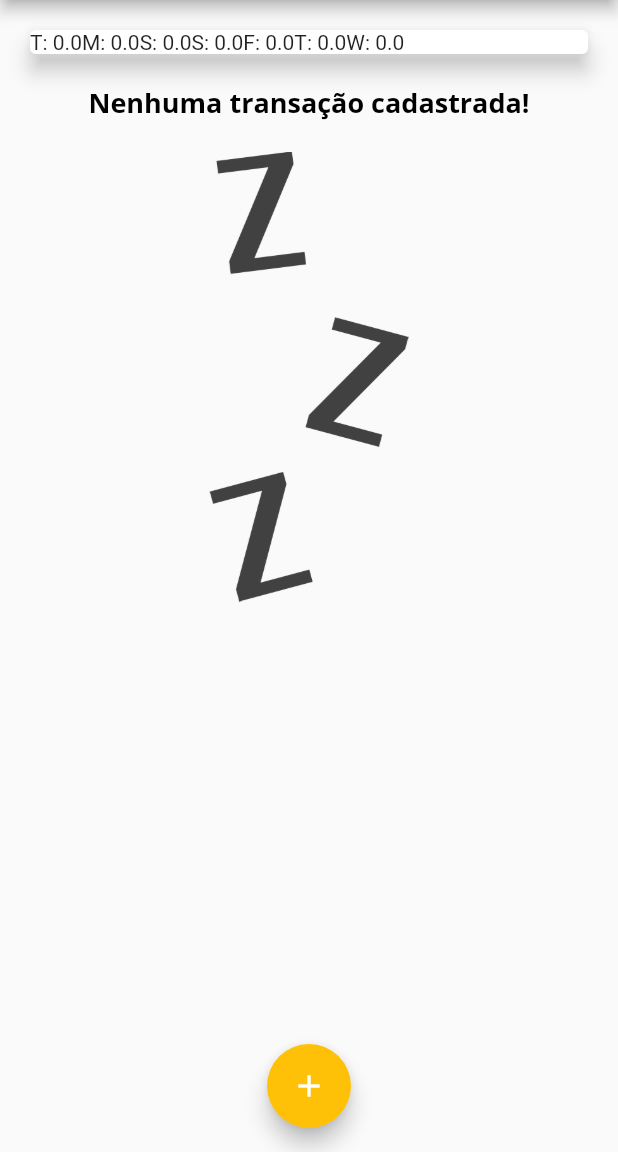
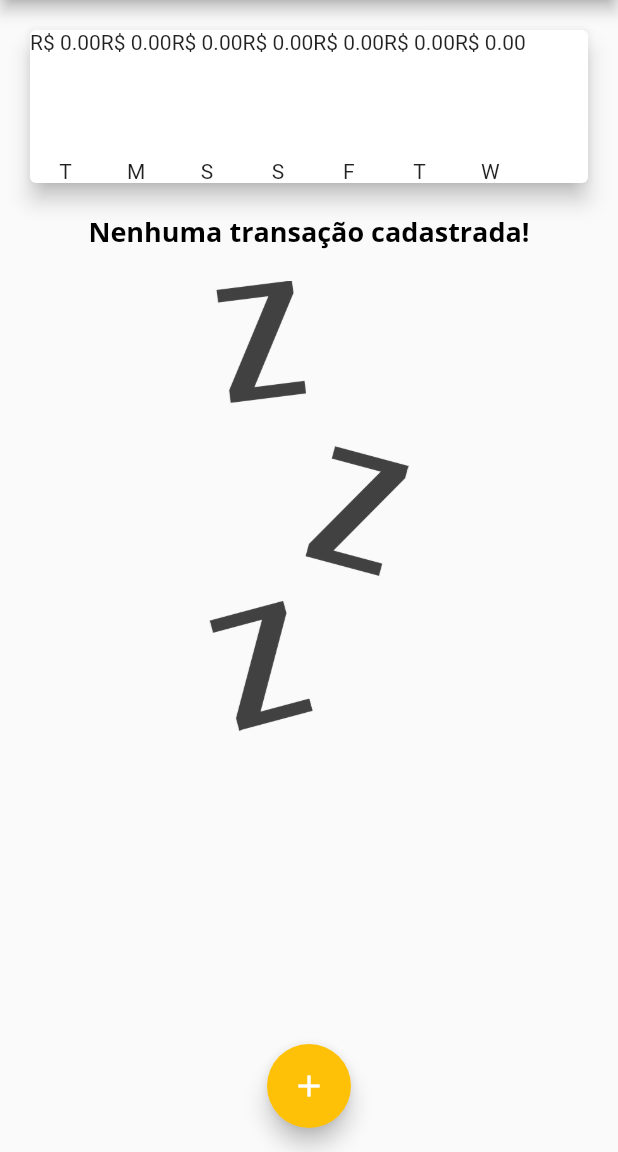
Before and after one commit to arthurrossibr/flutter-despesas, a Flutter app: the screen it shows after launch, on a phone screen of 412 x 824 dp, the part 84-1236 px from its top. Run offline on Flutter 3.47's test engine with Material 2 defaults, Android fonts, the phone set to English and light mode, and no system bars.

Commit message:
Continue chart development

```diff
--- a/lib/components/chart.dart
+++ b/lib/components/chart.dart
@@ -1,6 +1,7 @@
 import 'package:flutter/material.dart';
 import 'package:intl/intl.dart';
 import '../models/transaction.dart';
+import 'chart_bar.dart';
 
 class Chart extends StatelessWidget {
   const Chart(this.recentTransactions, {Key? key}) : super(key: key);
@@ -37,7 +38,7 @@ class Chart extends StatelessWidget {
       child: Row(
         children: groupedTransactionValues.map(
           (tr) {
-            return Text('${tr['day']}: ${tr['value']}');
+            return ChartBar(tr['day'] as String, tr['value'] as double, 0);
           },
         ).toList(),
       ),
--- a/lib/components/chart_bar.dart
+++ b/lib/components/chart_bar.dart
@@ -1,12 +1,27 @@
 import 'package:flutter/material.dart';
 
 class ChartBar extends StatelessWidget {
-  const ChartBar({Key? key}) : super(key: key);
+  const ChartBar(this.label, this.value, this.percentage, {Key? key})
+      : super(key: key);
 
-
+  final String label;
+  final double value;
+  final double percentage;
 
   @override
   Widget build(BuildContext context) {
-    return Container();
+    return Column(
+      children: <Widget>[
+        Text('R\$ ${value.toStringAsFixed(2)}'),
+        const SizedBox(height: 5),
+        const SizedBox(
+          height: 60,
+          width: 10,
+          child: null,
+        ),
+        const SizedBox(height: 5),
+        Text(label)
+      ],
+    );
   }
 }
```
